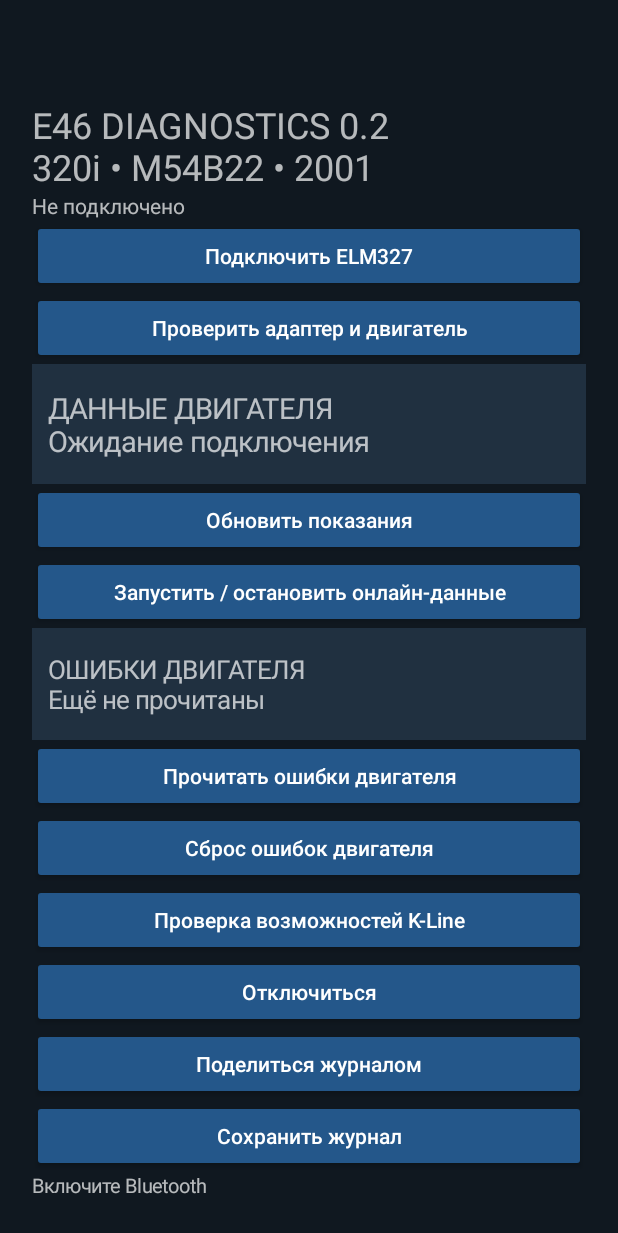
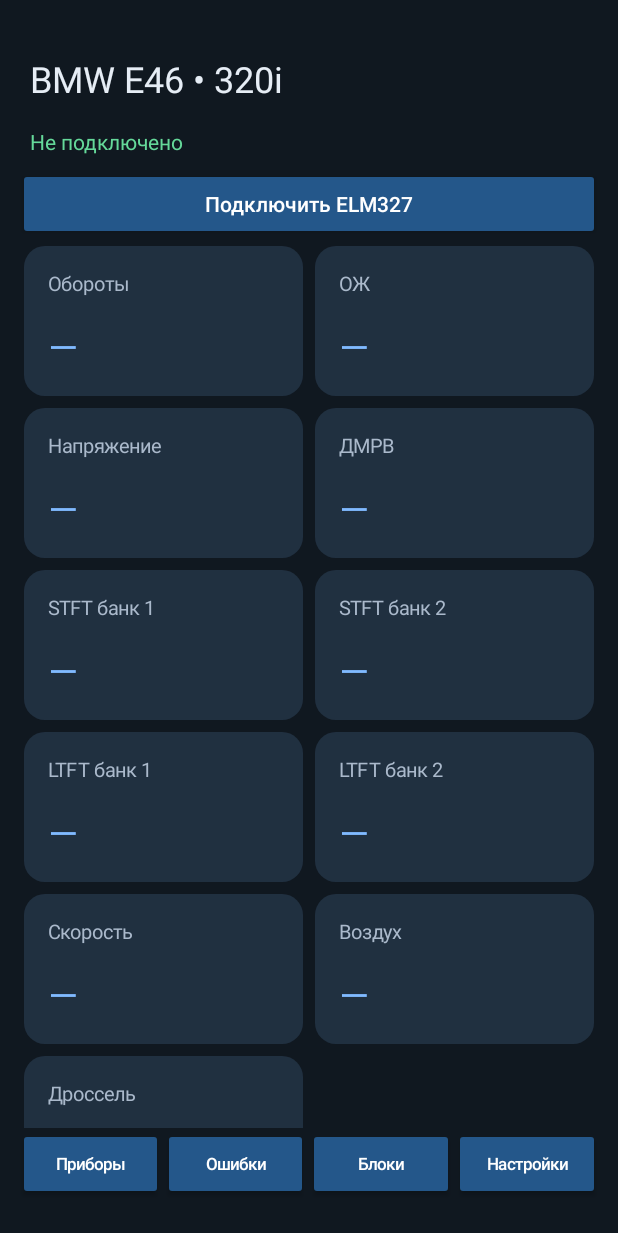
Before and after one commit to TroDnt/E-46-Diagnostics, an Android app: the screen it shows after launch (MainActivity), after a tap on "Подключить ELM327", on a phone screen of 412 x 824 dp. Shown: the top 1233 px of the screen. Run offline under Robolectric (Android 15) with nearby library versions, the phone set to English and light mode, and no system bars.

Commit message:
v0.3 dashboard tabs automatic connection and polling

```diff
--- a/app/src/main/java/com/e46/diagnostics/MainActivity.kt
+++ b/app/src/main/java/com/e46/diagnostics/MainActivity.kt
@@ -14,46 +14,67 @@ class MainActivity : Activity() {
  private lateinit var log: TextView
  private lateinit var status: TextView
  private val journal = StringBuilder()
- private lateinit var readings: TextView
+ private val tiles=mutableMapOf<String,TextView>()
+ private lateinit var count: TextView
+ private val handler=Handler(Looper.getMainLooper())
+ private var active=false
+ private val poll=object:Runnable { override fun run(){ if(active && ready && busy.compareAndSet(false,true)) task { sample() }; if(active) handler.postDelayed(this,500) } }
  private lateinit var faults: TextView
  @Volatile private var live = false
  @Volatile private var ready = false
  private val busy = java.util.concurrent.atomic.AtomicBoolean(false)
  private val uuid = UUID.fromString("00001101-0000-1000-8000-00805F9B34FB")
- override fun onCreate(savedInstanceState: Bundle?) {
-  super.onCreate(savedInstanceState)
-  val layout = LinearLayout(this).apply { orientation = LinearLayout.VERTICAL; setPadding(32,100,32,100); setBackgroundColor(0xff101820.toInt()) }
-  val scroll = ScrollView(this); scroll.addView(layout); setContentView(scroll)
-  layout.addView(TextView(this).apply { text = "E46 DIAGNOSTICS 0.2\n320i • M54B22 • 2001"; textSize = 24f })
-  status = TextView(this).apply { text = "Не подключено" }; layout.addView(status)
-  fun button(name: String, action: () -> Unit) { layout.addView(Button(this).apply { text = name; isAllCaps=false; setTextColor(0xffffffff.toInt()); backgroundTintList=android.content.res.ColorStateList.valueOf(0xff24578a.toInt()); setOnClickListener { action() } }) }
-  button("Подключить ELM327") { choose() }
-  button("Проверить адаптер и двигатель") { task { ready=false; for(c in listOf("ATZ","ATE0","ATL0","ATS1","ATH0","ATI","ATSP3","0100","ATDP","ATDPN","ATRV")) { val response=cmd(c); if(c=="0100") ready=Regex("41\\s*00").containsMatchIn(response.uppercase()) }; runOnUiThread { status.text=if(ready) "Двигатель на связи • ISO 9141-2" else "Нет ответа двигателя" } } }
-  readings=TextView(this).apply { text="ДАННЫЕ ДВИГАТЕЛЯ\nОжидание подключения"; textSize=19f; setPadding(16,24,16,24); setBackgroundColor(0xff203040.toInt()) }; layout.addView(readings)
-  button("Обновить показания") { task { requireReady(); sample() } }
-  button("Запустить / остановить онлайн-данные") { if(live){live=false}else if(ready && !busy.get()){live=true; task { try { while(live && ready){sample(); Thread.sleep(800)} } finally {live=false} }} }
-  faults=TextView(this).apply { text="ОШИБКИ ДВИГАТЕЛЯ\nЕщё не прочитаны"; textSize=17f; setPadding(16,24,16,24); setBackgroundColor(0xff203040.toInt()) }; layout.addView(faults)
-  button("Прочитать ошибки двигателя") { task { requireReady(); decodeErrors(cmd("03")) } }
-  button("Сброс ошибок двигателя") { AlertDialog.Builder(this).setTitle("Сброс OBD-II").setMessage("Только на стоянке, зажигание включено, двигатель заглушен. Удаляются ошибки, стоп-кадры и готовность экологических тестов. Причина неисправности не устраняется.").setNegativeButton("Отмена",null).setPositiveButton("Подтверждаю"){_,_-> task { requireReady(); val rpm=pid("0C"); check(rpm!=null && rpm.size>=2 && rpm[0]==0 && rpm[1]==0){"Заглушите двигатель; обороты должны быть 0"}; val response=cmd("04"); check(Regex("(?m)^\\s*44(?:\\s|$)").containsMatchIn(response)){"Сброс не подтверждён"}; decodeErrors(cmd("03")) } }.show() }
-  button("Проверка возможностей K-Line") { task { requireReady(); for(c in listOf("ATDP","ATDPN","ATKW","ATIGN","AT@1","ATH1","0100","ATH0")) cmd(c) } }
-  button("Отключиться") { live=false; ready=false; try { socket?.close() } catch (_: Exception) {}; socket=null; status.text="Не подключено" }
-  button("Поделиться журналом") { val i=Intent(Intent.ACTION_SEND).apply { type="text/plain"; putExtra(Intent.EXTRA_TEXT,journal.toString()) }; startActivity(Intent.createChooser(i,"Журнал диагностики")) }
-  button("Сохранить журнал") { startActivityForResult(Intent(Intent.ACTION_CREATE_DOCUMENT).apply { addCategory(Intent.CATEGORY_OPENABLE); type="text/plain"; putExtra(Intent.EXTRA_TITLE,"e46-log.txt") }, 22) }
-  log=TextView(this).apply { textSize=13f; setTextIsSelectable(true) }; layout.addView(log)
+ private fun dp(n:Int)=(n*resources.displayMetrics.density).toInt()
+ private fun label(t:String,size:Float=16f,color:Int=0xffe6edf5.toInt())=TextView(this).apply{text=t;textSize=size;setTextColor(color);setPadding(dp(8),dp(8),dp(8),dp(8))}
+ private fun panel()=LinearLayout(this).apply{orientation=LinearLayout.VERTICAL}
+ private fun button(p:LinearLayout,t:String,action:()->Unit){p.addView(Button(this).apply{text=t;isAllCaps=false;setTextColor(-1);backgroundTintList=android.content.res.ColorStateList.valueOf(0xff24578a.toInt());setOnClickListener{action()}})}
+ override fun onCreate(savedInstanceState:Bundle?){
+ super.onCreate(savedInstanceState)
+ window.statusBarColor=0xff101820.toInt();window.navigationBarColor=0xff101820.toInt()
+ val root=panel().apply{setBackgroundColor(0xff101820.toInt());setPadding(dp(12),dp(28),dp(12),dp(24))}
+ setContentView(root)
+ root.addView(label("BMW E46 • 320i",24f))
+ status=label("Не подключено",14f,0xff65d99a.toInt());root.addView(status)
+ val scroll=ScrollView(this);root.addView(scroll,LinearLayout.LayoutParams(-1,0,1f))
+ val pages=panel();scroll.addView(pages)
+ val dash=panel();val errors=panel();val blocks=panel();val settings=panel()
+ val screens=listOf(dash,errors,blocks,settings)
+ screens.forEach{pages.addView(it);it.visibility=android.view.View.GONE};dash.visibility=android.view.View.VISIBLE
+ button(dash,"Подключить ELM327"){choose()}
+ val pairs=listOf("Обороты" to "ОЖ","Напряжение" to "ДМРВ","STFT банк 1" to "STFT банк 2","LTFT банк 1" to "LTFT банк 2","Скорость" to "Воздух","Дроссель" to "")
+ for((left,right) in pairs){val row=LinearLayout(this);dash.addView(row);for(key in listOf(left,right)){val tile=panel().apply{setPadding(dp(8),dp(8),dp(8),dp(8));background=android.graphics.drawable.GradientDrawable().apply{setColor(0xff203040.toInt());cornerRadius=dp(14).toFloat()}};row.addView(tile,LinearLayout.LayoutParams(0,-2,1f).apply{setMargins(dp(4),dp(4),dp(4),dp(4))});if(key.isNotEmpty()){tile.addView(label(key,13f,0xffaab9cb.toInt()));val v=label("—",25f,0xff80baff.toInt());tile.addView(v);tiles[key]=v}else tile.visibility=android.view.View.INVISIBLE}}
+ count=label("Ошибки: ещё не прочитаны",18f);dash.addView(count)
+ faults=label("Ещё не прочитаны",17f);errors.addView(faults)
+ button(errors,"Прочитать ошибки"){task{requireReady();decodeErrors(cmd("03"))}}
+ button(errors,"Сброс ошибок двигателя"){AlertDialog.Builder(this).setTitle("Сброс OBD-II").setMessage("Заглушите мотор, оставьте зажигание включённым. Будут удалены ошибки, стоп-кадры и готовность экологических тестов.").setNegativeButton("Отмена",null).setPositiveButton("Сбросить"){_,_->task{requireReady();val rpm=pid("0C");check(rpm!=null && rpm.size>=2 && rpm[0]==0 && rpm[1]==0){"Заглушите двигатель и оставьте зажигание включённым"};val response=cmd("04");check(Regex("(?m)^\\s*44(?:\\s|$)").containsMatchIn(response)){"ЭБУ не подтвердил сброс"};runOnUiThread{Toast.makeText(this,"ЭБУ подтвердил сброс",Toast.LENGTH_LONG).show()};decodeErrors(cmd("03"))}}.show()}
+ blocks.addView(label("DME • двигатель",22f));blocks.addView(label("ISO 9141-2 / K-Line\nABS, SRS и приборная панель пока не поддерживаются."))
+ button(settings,"Выбрать другой адаптер"){choose(false)}
+ button(settings,"Отключиться"){ready=false;try{socket?.close()}catch(_:Exception){};socket=null;status.text="Не подключено";tiles.values.forEach{it.text="—"}}
+ button(settings,"Поделиться журналом"){startActivity(Intent.createChooser(Intent(Intent.ACTION_SEND).apply{type="text/plain";putExtra(Intent.EXTRA_TEXT,journal.toString())},"Журнал диагностики"))}
+ button(settings,"Сохранить журнал"){startActivityForResult(Intent(Intent.ACTION_CREATE_DOCUMENT).apply{addCategory(Intent.CATEGORY_OPENABLE);type="text/plain";putExtra(Intent.EXTRA_TITLE,"e46-log.txt")},22)}
+ log=label("",12f);log.setTextIsSelectable(true);settings.addView(log)
+ val nav=LinearLayout(this);root.addView(nav)
+ listOf("Приборы","Ошибки","Блоки","Настройки").forEachIndexed{i,t->nav.addView(Button(this).apply{text=t;isAllCaps=false;textSize=11f;setPadding(0,0,0,0);setTextColor(-1);backgroundTintList=android.content.res.ColorStateList.valueOf(0xff24578a.toInt());setOnClickListener{screens.forEachIndexed{j,v->v.visibility=if(i==j)android.view.View.VISIBLE else android.view.View.GONE};if(i==3)log.text=journal.toString();scroll.scrollTo(0,0)}},LinearLayout.LayoutParams(0,-2,1f))}
+ if(getPreferences(0).contains("adapter")) choose()
  }
- private fun append(s:String) { runOnUiThread { journal.append(s).append('\n'); log.text=journal.toString() } }
- private fun task(action:()->Unit) { if(!busy.compareAndSet(false,true)){ Toast.makeText(this,"Остановите онлайн-данные или дождитесь завершения",Toast.LENGTH_SHORT).show(); return }; worker.execute { try { action() } catch(e:Exception) { append("Ошибка: "+e.message) } finally { busy.set(false) } } }
- private fun choose() {
-  if(busy.get()) return
-  ready=false; live=false
-  if(Build.VERSION.SDK_INT>=31 && checkSelfPermission(Manifest.permission.BLUETOOTH_CONNECT)!=PackageManager.PERMISSION_GRANTED){ requestPermissions(arrayOf(Manifest.permission.BLUETOOTH_CONNECT),11); return }
-  try { val adapter=getSystemService(BluetoothManager::class.java).adapter; if(adapter==null || !adapter.isEnabled){ append("Включите Bluetooth"); return }; val devices=adapter.bondedDevices.toList(); if(devices.isEmpty()){ append("Сначала сопрягите ELM327 в настройках Bluetooth"); return }; AlertDialog.Builder(this).setTitle("Выберите адаптер").setItems(devices.map { (it.name ?: "Bluetooth")+" ("+it.address+")" }.toTypedArray()){_,n -> task { socket?.close(); val s=devices[n].createRfcommSocketToServiceRecord(uuid); socket=s; try { s.connect() } catch(e:Exception){s.close(); socket=null; throw e}; runOnUiThread { status.text="Bluetooth подключён" }; append("Подключено. Выполните проверку адаптера.") } }.show() } catch(e:Exception){append("Ошибка Bluetooth: "+e.message)}
+ override fun onStart(){super.onStart();active=true;handler.post(poll)}
+ override fun onStop(){active=false;handler.removeCallbacks(poll);super.onStop()}
+ private fun append(s:String) { runOnUiThread { journal.append(s).append('\n'); if(journal.length>120000) journal.delete(0,journal.length-100000); if(log.isShown) log.text=journal.toString() } }
+ private fun task(action:()->Unit){worker.execute{busy.set(true);try{action()}catch(e:Exception){append("Ошибка: "+e.message);runOnUiThread{Toast.makeText(this,e.message ?: "Ошибка связи",Toast.LENGTH_LONG).show();if(!ready)status.text="Нет связи"}}finally{busy.set(false)}}}
+ private fun choose(useSaved:Boolean=true){
+ if(Build.VERSION.SDK_INT>=31 && checkSelfPermission(Manifest.permission.BLUETOOTH_CONNECT)!=PackageManager.PERMISSION_GRANTED){requestPermissions(arrayOf(Manifest.permission.BLUETOOTH_CONNECT),11);return}
+ try{val adapter=getSystemService(BluetoothManager::class.java).adapter;check(adapter!=null && adapter.isEnabled){"Включите Bluetooth"};val devices=adapter.bondedDevices.toList();check(devices.isNotEmpty()){"Сначала сопрягите ELM327 в настройках Bluetooth"}
+ val saved=devices.firstOrNull{it.address==getPreferences(0).getString("adapter","")}
+ if(useSaved && saved!=null){connect(saved);return}
+ AlertDialog.Builder(this).setTitle("Выберите адаптер").setItems(devices.map{(it.name ?: "Bluetooth")+" ("+it.address+")"}.toTypedArray()){_,n->connect(devices[n])}.show()
+ }catch(e:Exception){Toast.makeText(this,e.message,Toast.LENGTH_LONG).show()}
  }
+ private fun connect(device:BluetoothDevice){ready=false;status.text="Подключение…";task{ready=false;socket?.close();val s=device.createRfcommSocketToServiceRecord(uuid);socket=s;try{s.connect();for(c in listOf("ATZ","ATE0","ATL0","ATS1","ATH0","ATI","ATSP3","0100","ATDP","ATDPN")){val response=cmd(c);if(c=="0100")check(Regex("41\\s*00").containsMatchIn(response.uppercase())){"Нет ответа двигателя"}};ready=true;runOnUiThread{getPreferences(0).edit().putString("adapter",device.address).apply();status.text="● Двигатель на связи"};decodeErrors(cmd("03"))}catch(e:Exception){ready=false;s.close();socket=null;throw e}}}
  private fun cmd(c:String):String { val s=socket ?: error("Сначала подключите адаптер"); append("> "+c); s.outputStream.write((c+"\r").toByteArray(Charsets.US_ASCII)); s.outputStream.flush(); val input=s.inputStream; val result=StringBuilder(); val deadline=SystemClock.elapsedRealtime()+30000; while(SystemClock.elapsedRealtime()<deadline){ if(input.available()>0){ val b=input.read(); if(b<0) error("Соединение закрыто"); if(b==62){ val r=result.toString().trim(); append(r); return r }; result.append(b.toChar()) } else Thread.sleep(20) }; s.close(); socket=null; ready=false; live=false; runOnUiThread { status.text="Соединение прервано" }; error("Тайм-аут: "+c+"; "+result) }
  private fun requireReady(){check(ready){"Сначала выполните проверку двигателя"}}
  private fun pid(p:String):List<Int>? { val r=cmd("01"+p); val m=Regex("41\\s*"+p+"\\s*([0-9A-F]{2})(?:\\s*([0-9A-F]{2}))?").find(r.uppercase()) ?: return null; return m.groupValues.drop(1).mapNotNull{it.toIntOrNull(16)} }
- private fun sample(){ val out=mutableListOf<String>(); for((p,label) in listOf("0C" to "Обороты","05" to "ОЖ","0D" to "Скорость","06" to "STFT банк 1","07" to "LTFT банк 1","08" to "STFT банк 2","09" to "LTFT банк 2","0F" to "Воздух","10" to "ДМРВ","11" to "Дроссель")) { if(!ready) break; val v=pid(p); val a=v?.getOrNull(0); val b=v?.getOrNull(1); val result=if(a==null) "—" else when(p){"0C"->if(b!=null) ((a*256+b)/4.0).toString()+" об/мин" else "—";"05","0F"->(a-40).toString()+" °C";"0D"->a.toString()+" км/ч";"10"->if(b!=null) String.format(java.util.Locale.US,"%.2f г/с",(a*256+b)/100.0) else "—";"11"->String.format(java.util.Locale.US,"%.1f %%",a*100.0/255);else->String.format(java.util.Locale.US,"%+.1f %%",(a-128)*100.0/128)}; out.add(label+": "+result) }; if(ready) out.add("Напряжение: "+cmd("ATRV")); runOnUiThread { readings.text=out.joinToString("\n") } }
- private fun decodeErrors(r:String){ val codes=linkedSetOf<String>(); var valid=false; for(line in r.uppercase().lines()){ val clean=line.trim().replace(" ",""); if(!clean.startsWith("43") || !clean.matches(Regex("[0-9A-F]+")) || clean.length%2!=0) continue; valid=true; val bytes=clean.drop(2).chunked(2).mapNotNull{it.toIntOrNull(16)}; for(i in 0 until bytes.size-1 step 2){val a=bytes[i]; val b=bytes[i+1]; if(a==0 && b==0) continue; codes.add("PCBU"[a shr 6].toString()+((a shr 4) and 3).toString()+(a and 15).toString(16).uppercase()+b.toString(16).padStart(2,'0').uppercase()) } }; val dict=mapOf("P0300" to "Множественные пропуски зажигания","P1347" to "Пропуски цилиндра 3 с отключением топлива (BMW)","P1343" to "Пропуски цилиндра 1 с отключением топлива (BMW)","P0171" to "Бедная смесь, банк 1","P0174" to "Бедная смесь, банк 2","P0160" to "Нет активности датчика кислорода, банк 2 датчик 2","P0161" to "Цепь нагревателя, банк 2 датчик 2"); val result=if(!valid) "Нет подтверждённого ответа ECU" else if(codes.isEmpty()) "Сохранённых кодов OBD-II нет" else codes.joinToString("\n\n"){it+" — "+(dict[it] ?: "Расшифровка пока отсутствует")}; append(result); runOnUiThread{faults.text=result} }
+ private fun sample(){ val out=mutableListOf<String>(); for((p,label) in listOf("0C" to "Обороты","05" to "ОЖ","0D" to "Скорость","06" to "STFT банк 1","07" to "LTFT банк 1","08" to "STFT банк 2","09" to "LTFT банк 2","0F" to "Воздух","10" to "ДМРВ","11" to "Дроссель")) { if(!ready) break; val v=pid(p); val a=v?.getOrNull(0); val b=v?.getOrNull(1); val result=if(a==null) "—" else when(p){"0C"->if(b!=null) ((a*256+b)/4.0).toString()+" об/мин" else "—";"05","0F"->(a-40).toString()+" °C";"0D"->a.toString()+" км/ч";"10"->if(b!=null) String.format(java.util.Locale.US,"%.2f г/с",(a*256+b)/100.0) else "—";"11"->String.format(java.util.Locale.US,"%.1f %%",a*100.0/255);else->String.format(java.util.Locale.US,"%+.1f %%",(a-128)*100.0/128)}; runOnUiThread { tiles[label]?.text=result } }; if(ready){val voltage=cmd("ATRV");runOnUiThread{tiles["Напряжение"]?.text=voltage}} }
+ private fun decodeErrors(r:String){ val codes=linkedSetOf<String>(); var valid=false; for(line in r.uppercase().lines()){ val clean=line.trim().replace(" ",""); if(!clean.startsWith("43") || !clean.matches(Regex("[0-9A-F]+")) || clean.length%2!=0) continue; valid=true; val bytes=clean.drop(2).chunked(2).mapNotNull{it.toIntOrNull(16)}; for(i in 0 until bytes.size-1 step 2){val a=bytes[i]; val b=bytes[i+1]; if(a==0 && b==0) continue; codes.add("PCBU"[a shr 6].toString()+((a shr 4) and 3).toString()+(a and 15).toString(16).uppercase()+b.toString(16).padStart(2,'0').uppercase()) } }; val dict=mapOf("P0300" to "Множественные пропуски зажигания","P1347" to "Пропуски цилиндра 3 с отключением топлива (BMW)","P1343" to "Пропуски цилиндра 1 с отключением топлива (BMW)","P0171" to "Бедная смесь, банк 1","P0174" to "Бедная смесь, банк 2","P0160" to "Нет активности датчика кислорода, банк 2 датчик 2","P0161" to "Цепь нагревателя, банк 2 датчик 2"); val result=if(!valid) "Нет подтверждённого ответа ECU" else if(codes.isEmpty()) "Сохранённых кодов OBD-II нет" else codes.joinToString("\n\n"){it+" — "+(dict[it] ?: "Расшифровка пока отсутствует")}; append(result); runOnUiThread{faults.text=result;count.text=if(valid) "Ошибки двигателя: "+codes.size else "Ошибки: нет ответа"} }
  override fun onActivityResult(requestCode:Int,resultCode:Int,data:Intent?){super.onActivityResult(requestCode,resultCode,data); if(requestCode==22 && resultCode==RESULT_OK){try{data?.data?.let{contentResolver.openOutputStream(it)?.use{out->out.write(journal.toString().toByteArray())}}}catch(e:Exception){append("Ошибка сохранения: "+e.message)}}}
  override fun onDestroy(){live=false; ready=false; try{socket?.close()}catch(_:Exception){}; worker.shutdownNow(); super.onDestroy()}
 }
```
